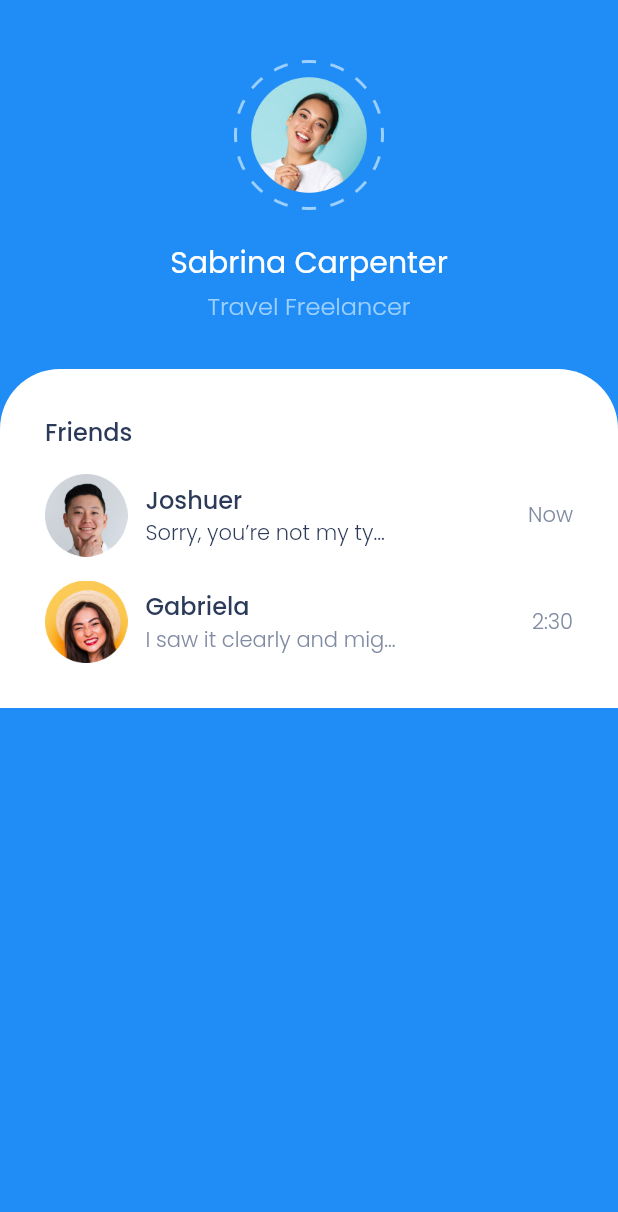
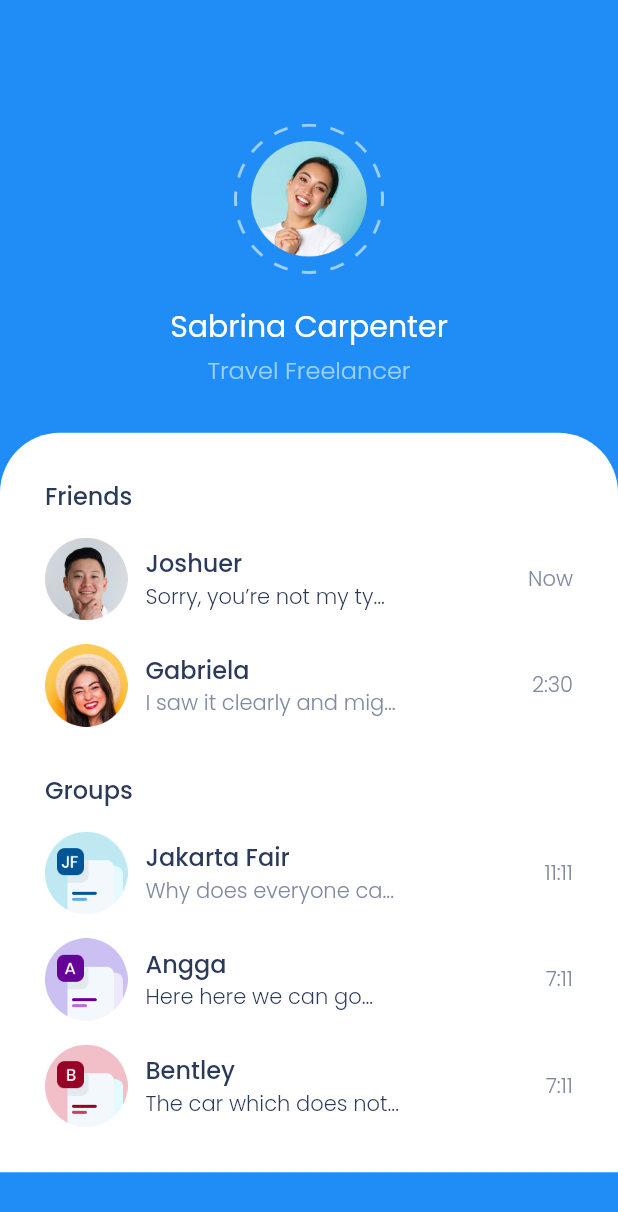
Before and after one commit to FachrulRivaldy/bwa_chatty, a Flutter app: the screen it shows after launch, on a phone screen of 412 x 824 dp. Shown: the top 1212 px of the screen. Run offline on Flutter 3.47's test engine with Material 2 defaults, Android fonts, the phone set to English and light mode, and no system bars.

Commit message:
Chatty 8

```diff
--- a/lib/pages/homepage.dart
+++ b/lib/pages/homepage.dart
@@ -11,6 +11,7 @@ class HomePage extends StatelessWidget {
       backgroundColor: blueColor,
       body: SafeArea(
           child: Center(
+        child: SingleChildScrollView(
           child: Column(
             children: [
               SizedBox(
@@ -27,7 +28,9 @@ class HomePage extends StatelessWidget {
               Text(
                 "Sabrina Carpenter",
                 style: TextStyle(
-                  color: whiteColor, fontSize: 20, fontWeight: FontWeight.w400),
+                    color: whiteColor,
+                    fontSize: 20,
+                    fontWeight: FontWeight.w400),
               ),
               SizedBox(
                 height: 2,
@@ -69,11 +72,38 @@ class HomePage extends StatelessWidget {
                       time: "2:30",
                       unread: false,
                     ),
+                    SizedBox(
+                      height: 30,
+                    ),
+                    Text(
+                      "Groups",
+                      style: titleTextStyle,
+                    ),
+                    ChatTile(
+                      imageUrl: 'assets/images/group1.png',
+                      name: "Jakarta Fair",
+                      subText: "Why does everyone ca...",
+                      time: "11:11",
+                      unread: false,
+                    ),
+                    ChatTile(
+                      imageUrl: 'assets/images/group2.png',
+                      name: "Angga",
+                      subText: "Here here we can go...",
+                      time: "7:11",
+                    ),
+                    ChatTile(
+                      imageUrl: 'assets/images/group3.png',
+                      name: "Bentley",
+                      subText: "The car which does not...",
+                      time: "7:11",
+                    ),
                   ],
                 ),
               ),
             ],
           ),
+        ),
       )),
     );
   }
```
Lines whose indentation alone changed are shown as unchanged.
